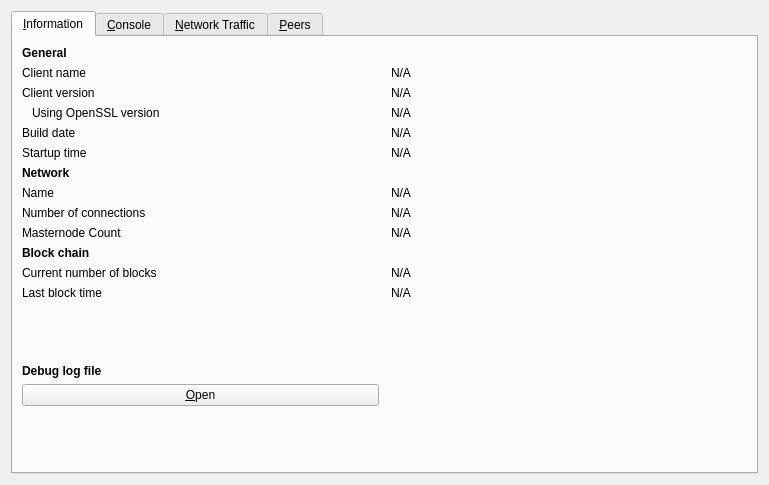
This is src/qt/forms/rpcconsole.ui in LIMXTEC/BitSend as Qt 5 draws it before an edit. The edited form follows.
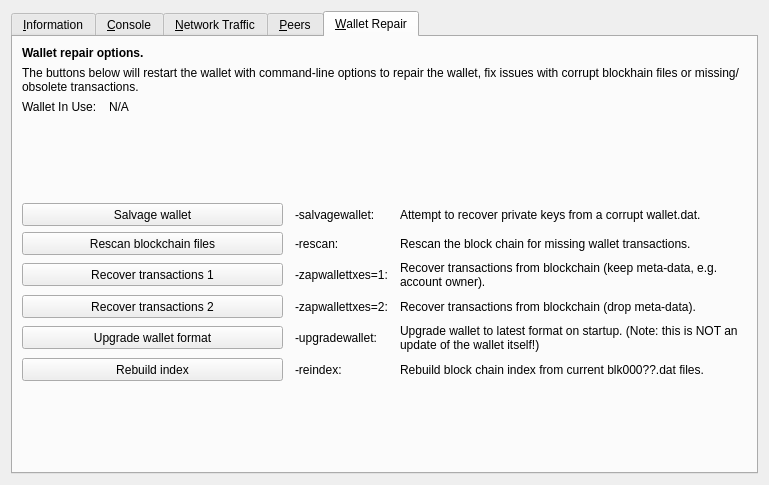
This is the edited form. The open tabs and pages were chosen to show the change. Icons and pictures are not drawn. Custom widgets are drawn as their Qt base class.

Commit message: [qt] gui:Upgrade qt

Patch:
```diff
--- a/src/qt/forms/rpcconsole.ui
+++ b/src/qt/forms/rpcconsole.ui
@@ -941,6 +941,274 @@
        </item>
       </layout>
      </widget>
+	  <widget class="QWidget" name="tab_repair">
+      <attribute name="title">
+       <string>&amp;Wallet Repair</string>
+      </attribute>
+      <layout class="QGridLayout" name="gridLayout_4" columnstretch="0,1,0,2">
+       <property name="horizontalSpacing">
+        <number>12</number>
+       </property>
+       <item row="0" column="0" colspan="4">
+        <widget class="QLabel" name="label_repair_header">
+         <property name="font">
+          <font>
+           <weight>75</weight>
+           <bold>true</bold>
+          </font>
+         </property>
+         <property name="text">
+          <string>Wallet repair options.</string>
+         </property>
+        </widget>
+       </item>
+       <item row="1" column="0" colspan="4">
+        <widget class="QLabel" name="label_repair_helptext">
+         <property name="font">
+          <font>
+           <weight>50</weight>
+           <bold>false</bold>
+          </font>
+         </property>
+         <property name="text">
+          <string>The buttons below will restart the wallet with command-line options to repair the wallet, fix issues with corrupt blockhain files or missing/obsolete transactions.</string>
+         </property>
+         <property name="wordWrap">
+          <bool>true</bool>
+         </property>
+        </widget>
+       </item>
+       <item row="2" column="0">
+        <widget class="QLabel" name="wallet_path_label">
+         <property name="text">
+          <string>Wallet In Use:</string>
+         </property>
+        </widget>
+       </item>
+       <item row="2" column="1" colspan="3">
+        <widget class="QLabel" name="wallet_path">
+         <property name="cursor">
+          <cursorShape>IBeamCursor</cursorShape>
+         </property>
+         <property name="text">
+          <string>N/A</string>
+         </property>
+         <property name="textFormat">
+          <enum>Qt::PlainText</enum>
+         </property>
+         <property name="textInteractionFlags">
+          <set>Qt::LinksAccessibleByMouse|Qt::TextSelectableByKeyboard|Qt::TextSelectableByMouse</set>
+         </property>
+        </widget>
+       </item>
+       <item row="3" column="0">
+        <spacer name="verticalSpacer_repair1">
+         <property name="orientation">
+          <enum>Qt::Vertical</enum>
+         </property>
+         <property name="sizeHint" stdset="0">
+          <size>
+           <width>10</width>
+           <height>10</height>
+          </size>
+         </property>
+        </spacer>
+       </item>
+       <item row="4" column="0" colspan="2">
+        <widget class="QPushButton" name="btn_salvagewallet">
+         <property name="minimumSize">
+          <size>
+           <width>100</width>
+           <height>23</height>
+          </size>
+         </property>
+         <property name="text">
+          <string>Salvage wallet</string>
+         </property>
+        </widget>
+       </item>
+       <item row="4" column="2">
+        <widget class="QLabel" name="label_repair_salvage_command">
+         <property name="text">
+          <string notr="true">-salvagewallet:</string>
+         </property>
+        </widget>
+       </item>
+       <item row="4" column="3">
+        <widget class="QLabel" name="label_repair_salvage">
+         <property name="text">
+          <string>Attempt to recover private keys from a corrupt wallet.dat.</string>
+         </property>
+         <property name="wordWrap">
+          <bool>true</bool>
+         </property>
+        </widget>
+       </item>
+       <item row="5" column="0" colspan="2">
+        <widget class="QPushButton" name="btn_rescan">
+         <property name="minimumSize">
+          <size>
+           <width>100</width>
+           <height>23</height>
+          </size>
+         </property>
+         <property name="text">
+          <string>Rescan blockchain files</string>
+         </property>
+        </widget>
+       </item>
+       <item row="5" column="2">
+        <widget class="QLabel" name="label_repair_rescan_command">
+         <property name="text">
+          <string notr="true">-rescan:</string>
+         </property>
+        </widget>
+       </item>
+       <item row="5" column="3">
+        <widget class="QLabel" name="label_repair_rescan">
+         <property name="text">
+          <string>Rescan the block chain for missing wallet transactions.</string>
+         </property>
+         <property name="wordWrap">
+          <bool>true</bool>
+         </property>
+        </widget>
+       </item>
+       <item row="6" column="0" colspan="2">
+        <widget class="QPushButton" name="btn_zapwallettxes1">
+         <property name="minimumSize">
+          <size>
+           <width>100</width>
+           <height>23</height>
+          </size>
+         </property>
+         <property name="text">
+          <string>Recover transactions 1</string>
+         </property>
+        </widget>
+       </item>
+       <item row="6" column="2">
+        <widget class="QLabel" name="label_repair_zap1_command">
+         <property name="text">
+          <string notr="true">-zapwallettxes=1:</string>
+         </property>
+        </widget>
+       </item>
+       <item row="6" column="3">
+        <widget class="QLabel" name="label_repair_zap1">
+         <property name="text">
+          <string>Recover transactions from blockchain (keep meta-data, e.g. account owner).</string>
+         </property>
+         <property name="wordWrap">
+          <bool>true</bool>
+         </property>
+        </widget>
+       </item>
+       <item row="7" column="0" colspan="2">
+        <widget class="QPushButton" name="btn_zapwallettxes2">
+         <property name="minimumSize">
+          <size>
+           <width>100</width>
+           <height>23</height>
+          </size>
+         </property>
+         <property name="text">
+          <string>Recover transactions 2</string>
+         </property>
+        </widget>
+       </item>
+       <item row="7" column="2">
+        <widget class="QLabel" name="label_repair_zap2_command">
+         <property name="text">
+          <string notr="true">-zapwallettxes=2:</string>
+         </property>
+        </widget>
+       </item>
+       <item row="7" column="3">
+        <widget class="QLabel" name="label_repair_zap2">
+         <property name="text">
+          <string>Recover transactions from blockchain (drop meta-data).</string>
+         </property>
+         <property name="wordWrap">
+          <bool>true</bool>
+         </property>
+        </widget>
+       </item>
+       <item row="8" column="0" colspan="2">
+        <widget class="QPushButton" name="btn_upgradewallet">
+         <property name="minimumSize">
+          <size>
+           <width>100</width>
+           <height>23</height>
+          </size>
+         </property>
+         <property name="text">
+          <string>Upgrade wallet format</string>
+         </property>
+        </widget>
+       </item>
+       <item row="8" column="2">
+        <widget class="QLabel" name="label_repair_upgrade_command">
+         <property name="text">
+          <string notr="true">-upgradewallet:</string>
+         </property>
+        </widget>
+       </item>
+       <item row="8" column="3">
+        <widget class="QLabel" name="label_repair_upgrade">
+         <property name="text">
+          <string>Upgrade wallet to latest format on startup. (Note: this is NOT an update of the wallet itself!)</string>
+         </property>
+         <property name="wordWrap">
+          <bool>true</bool>
+         </property>
+        </widget>
+       </item>
+       <item row="9" column="0" colspan="2">
+        <widget class="QPushButton" name="btn_reindex">
+         <property name="minimumSize">
+          <size>
+           <width>100</width>
+           <height>23</height>
+          </size>
+         </property>
+         <property name="text">
+          <string>Rebuild index</string>
+         </property>
+        </widget>
+       </item>
+       <item row="9" column="2">
+        <widget class="QLabel" name="label_repair_reindex_command">
+         <property name="text">
+          <string notr="true">-reindex:</string>
+         </property>
+        </widget>
+       </item>
+       <item row="9" column="3">
+        <widget class="QLabel" name="label_repair_reindex">
+         <property name="text">
+          <string>Rebuild block chain index from current blk000??.dat files.</string>
+         </property>
+         <property name="wordWrap">
+          <bool>true</bool>
+         </property>
+        </widget>
+       </item>
+       <item row="10" column="0">
+        <spacer name="verticalSpacer_repair2">
+         <property name="orientation">
+          <enum>Qt::Vertical</enum>
+         </property>
+         <property name="sizeHint" stdset="0">
+          <size>
+           <width>20</width>
+           <height>10</height>
+          </size>
+         </property>
+        </spacer>
+       </item>
+      </layout>
+     </widget>
     </widget>
    </item>
   </layout>
```
The commit also changes 22 other files.
